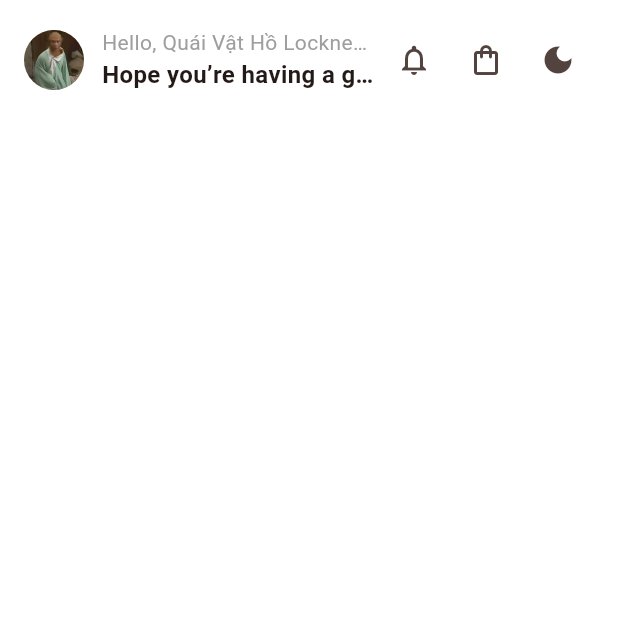
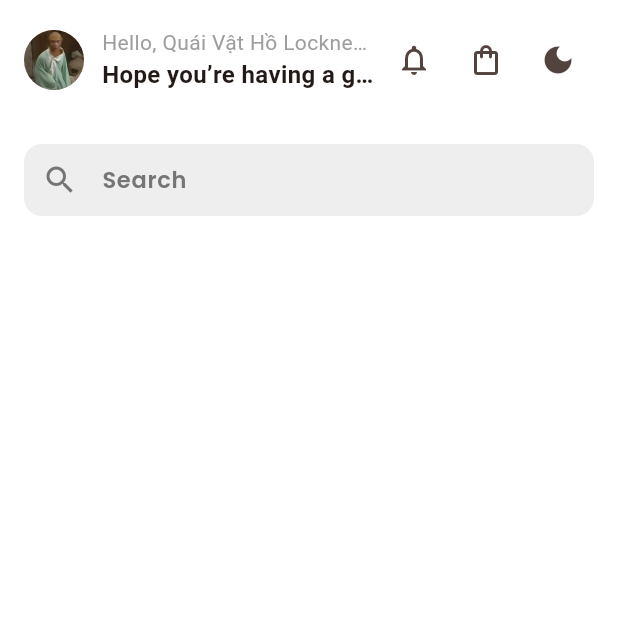
Before and after one commit to mingthanh/store_app, a Flutter app: the HomeScreen screen opened directly, on a phone screen of 412 x 824 dp, the top half of it. Run offline on Flutter 3.47's test engine with Material 3 defaults, Android fonts, the phone set to English and light mode, and no system bars; our stand-ins replace get, get_storage, google_fonts; accounts and stored records are empty.

Commit message:
update search bar
create search bar to app

```diff
--- a/lib/view/home_screen.dart
+++ b/lib/view/home_screen.dart
@@ -1,6 +1,7 @@
 import 'package:flutter/material.dart';
 import 'package:get/get.dart';
 import 'package:store_app/controllers/theme_controller.dart';
+import 'package:store_app/view/widgets/custom_search_bar.dart';
 
 class HomeScreen extends StatelessWidget {
   const HomeScreen({super.key});
@@ -75,6 +76,9 @@
                 ],
               ),
             ),
+
+            // search bar
+            const CustomSearchBar(),
           ],
         ),
       ),
--- /dev/null
+++ b/lib/view/widgets/custom_search_bar.dart
@@ -0,0 +1,39 @@
+import 'package:flutter/material.dart';
+import 'package:store_app/utils/app_textstyles.dart';
+
+class CustomSearchBar extends StatelessWidget {
+  const CustomSearchBar({super.key});
+
+  @override
+  Widget build(BuildContext context) {
+    final isDark = Theme.of(context).brightness == Brightness.dark;
+
+    return Padding(
+      padding: const EdgeInsets.all(16),
+      child: TextField(
+        style: AppTextStyles.withColor(
+          AppTextStyles.buttonMedium,
+          Theme.of(context).textTheme.bodyLarge?.color ?? Colors.black,
+        ),
+        decoration: InputDecoration(
+          hintText: 'Search',
+          hintStyle: AppTextStyles.withColor(
+            AppTextStyles.buttonMedium,
+            isDark ? Colors.grey[400]! : Colors.grey[600]!,
+          ),
+          prefixIcon: Icon(
+            Icons.search,
+            color: isDark ? Colors.grey[400]! : Colors.grey[600]!,
+          ),
+          filled: true,
+          fillColor: isDark ? Colors.grey[850] : Colors.grey[200],
+          contentPadding: const EdgeInsets.symmetric(vertical: 12, horizontal: 16),
+          border: OutlineInputBorder(
+            borderRadius: BorderRadius.circular(12),
+            borderSide: BorderSide.none,
+          ),
+        ),
+      ),
+    );
+  }
+}
```
Also changed, not shown: 1 other file.
